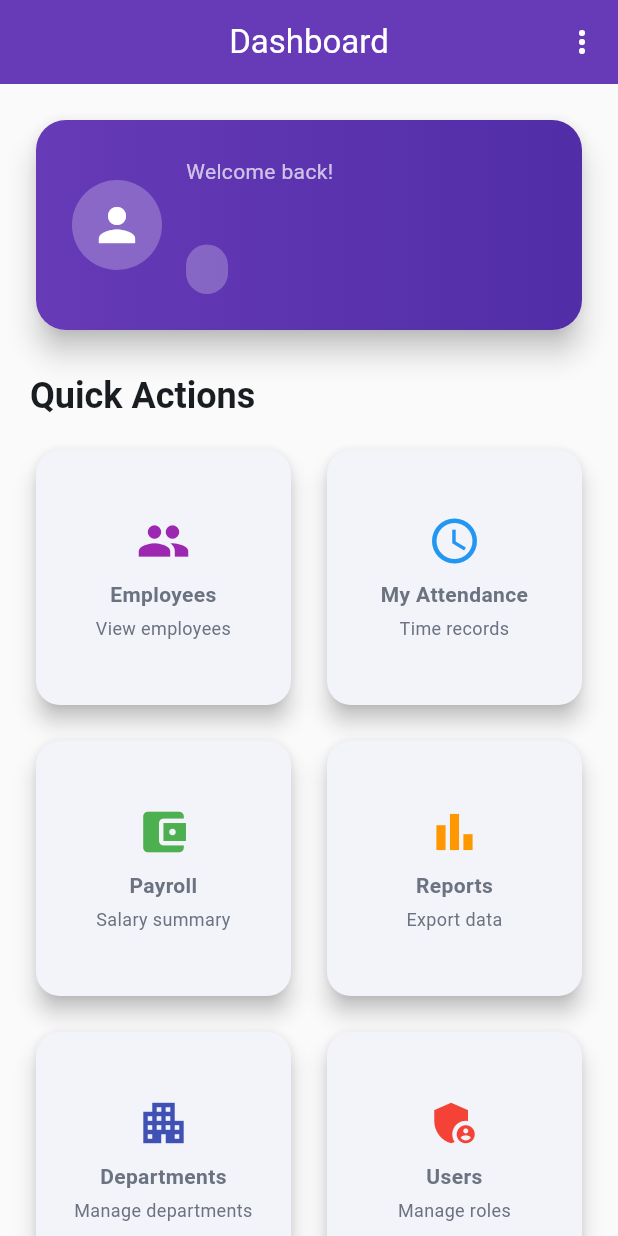
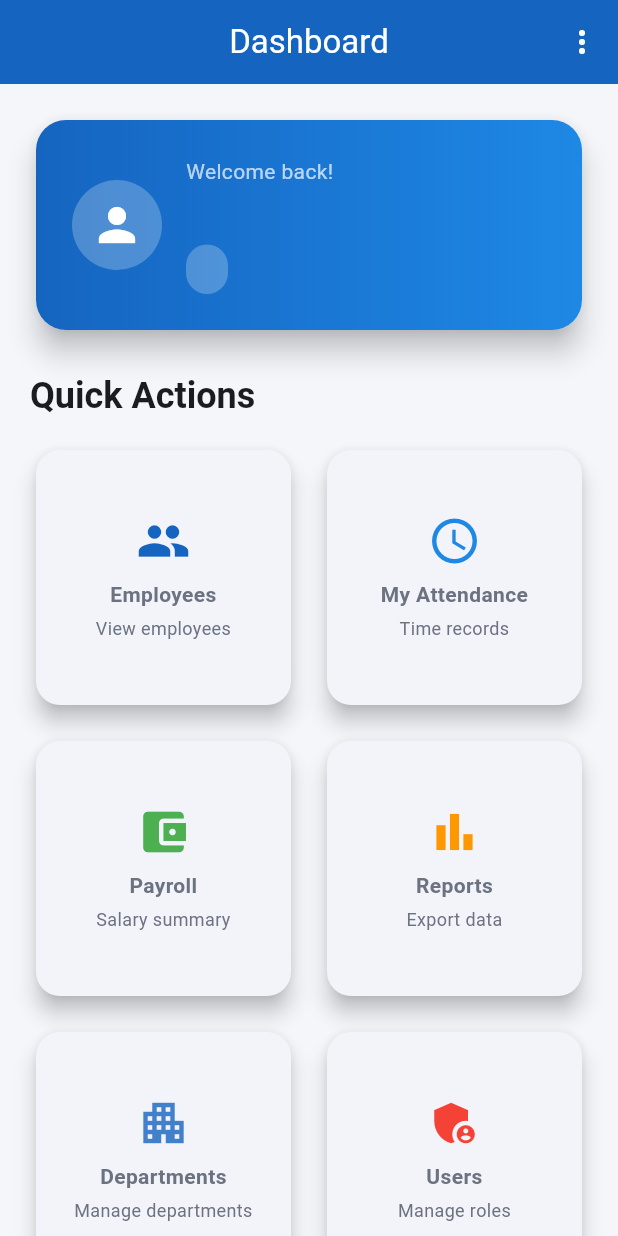
Before and after one commit to ferdyasino/attendance-payroll-app, a Flutter app: the DashboardScreen screen opened directly with empty values, on a phone screen of 412 x 824 dp. Run offline on Flutter 3.47's test engine with Material 3 defaults, Android fonts, the phone set to English and light mode, and no system bars; our stand-ins replace flutter_dotenv, google_sign_in, shared_preferences; accounts and stored records are empty; network calls fail.

Commit message:
applied theme in screens

```diff
--- a/lib/screens/dashboard_screen.dart
+++ b/lib/screens/dashboard_screen.dart
@@ -6,6 +6,7 @@ import 'employee_onboarding_screen.dart';
 import 'login_screen.dart';
 import 'users_screen.dart';
 import 'departments_screen.dart';
+import '../theme/app_colors.dart';
 
 class DashboardScreen extends StatefulWidget {
   final String userEmail;
@@ -42,22 +43,23 @@ class _DashboardScreenState extends State<DashboardScreen> {
 
   @override
   Widget build(BuildContext context) {
+    final theme = Theme.of(context);
     return Scaffold(
-      backgroundColor: Colors.grey[50],
+      backgroundColor: theme.scaffoldBackgroundColor,
       appBar: AppBar(
         title: const Text('Dashboard'),
-        backgroundColor: Colors.deepPurple,
-        foregroundColor: Colors.white,
+        backgroundColor: theme.colorScheme.primary,
+        foregroundColor: theme.appBarTheme.foregroundColor,
         actions: [
           PopupMenuButton<String>(
             onSelected: (value) {
               if (value == 'logout') _handleLogout();
             },
-            itemBuilder: (_) => const [
+            itemBuilder: (_) => [
               PopupMenuItem(
                 value: 'logout',
                 child: Row(
-                  children: [
+                  children: const [
                     Icon(Icons.logout, color: Colors.red),
                     SizedBox(width: 12),
                     Text('Logout'),
@@ -74,11 +76,11 @@ class _DashboardScreenState extends State<DashboardScreen> {
           child: Column(
             crossAxisAlignment: CrossAxisAlignment.start,
             children: [
-              _buildUserCard(),
+              _buildUserCard(theme),
               const SizedBox(height: 24),
-              _buildQuickActions(),
+              _buildQuickActions(theme),
               const SizedBox(height: 24),
-              _buildAppInfo(),
+              _buildAppInfo(theme),
             ],
           ),
         ),
@@ -88,7 +90,7 @@ class _DashboardScreenState extends State<DashboardScreen> {
 
   // ================= UI SECTIONS =================
 
-  Widget _buildUserCard() {
+  Widget _buildUserCard(ThemeData theme) {
     return Card(
       elevation: 8,
       shape: RoundedRectangleBorder(borderRadius: BorderRadius.circular(20)),
@@ -97,24 +99,24 @@ class _DashboardScreenState extends State<DashboardScreen> {
         decoration: BoxDecoration(
           borderRadius: BorderRadius.circular(20),
           gradient: LinearGradient(
-            colors: [Colors.deepPurple, Colors.deepPurple.shade700],
+            colors: [AppColors.primary, AppColors.secondary],
           ),
         ),
         child: Row(
           children: [
-            const CircleAvatar(
+            CircleAvatar(
               radius: 30,
-              backgroundColor: Colors.white24,
-              child: Icon(Icons.person, size: 36, color: Colors.white),
+              backgroundColor: AppColors.surface.withOpacity(0.24),
+              child: const Icon(Icons.person, size: 36, color: Colors.white),
             ),
             const SizedBox(width: 16),
             Expanded(
               child: Column(
                 crossAxisAlignment: CrossAxisAlignment.start,
                 children: [
-                  const Text(
+                  Text(
                     "Welcome back!",
-                    style: TextStyle(color: Colors.white70),
+                    style: theme.textTheme.bodyMedium?.copyWith(color: Colors.white70),
                   ),
                   const SizedBox(height: 4),
                   Text(
@@ -146,15 +148,15 @@ class _DashboardScreenState extends State<DashboardScreen> {
     );
   }
 
-  Widget _buildQuickActions() {
+  Widget _buildQuickActions(ThemeData theme) {
     return Column(
       crossAxisAlignment: CrossAxisAlignment.start,
       children: [
         Text(
           "Quick Actions",
-          style: Theme.of(context).textTheme.headlineSmall?.copyWith(
-                fontWeight: FontWeight.bold,
-              ),
+          style: theme.textTheme.headlineSmall?.copyWith(
+            fontWeight: FontWeight.bold,
+          ),
         ),
         const SizedBox(height: 16),
         GridView.count(
@@ -168,7 +170,7 @@ class _DashboardScreenState extends State<DashboardScreen> {
               title: "Employees",
               subtitle: "View employees",
               icon: Icons.group,
-              color: Colors.purple,
+              color: AppColors.primary,
               onTap: () => Navigator.push(
                 context,
                 MaterialPageRoute(builder: (_) => const EmployeesScreen()),
@@ -178,7 +180,7 @@ class _DashboardScreenState extends State<DashboardScreen> {
               title: "My Attendance",
               subtitle: "Time records",
               icon: Icons.access_time,
-              color: Colors.blue,
+              color: AppColors.secondary,
               onTap: () => _comingSoon(),
             ),
             _actionCard(
@@ -199,7 +201,7 @@ class _DashboardScreenState extends State<DashboardScreen> {
               title: "Departments",
               subtitle: "Manage departments",
               icon: Icons.apartment,
-              color: Colors.indigo,
+              color: AppColors.primary.withOpacity(0.8),
               onTap: () => Navigator.push(
                 context,
                 MaterialPageRoute(builder: (_) => const DepartmentsScreen()),
@@ -253,9 +255,12 @@ class _DashboardScreenState extends State<DashboardScreen> {
             children: [
               Icon(icon, size: 36, color: color),
               const SizedBox(height: 8),
-              Text(title, textAlign: TextAlign.center, style: const TextStyle(fontWeight: FontWeight.bold)),
+              Text(title,
+                  textAlign: TextAlign.center,
+                  style: const TextStyle(fontWeight: FontWeight.bold)),
               const SizedBox(height: 4),
-              Text(subtitle, textAlign: TextAlign.center, style: const TextStyle(fontSize: 12)),
+              Text(subtitle,
+                  textAlign: TextAlign.center, style: const TextStyle(fontSize: 12)),
             ],
           ),
         ),
@@ -263,7 +268,7 @@ class _DashboardScreenState extends State<DashboardScreen> {
     );
   }
 
-  Widget _buildAppInfo() {
+  Widget _buildAppInfo(ThemeData theme) {
     return Card(
       shape: RoundedRectangleBorder(borderRadius: BorderRadius.circular(16)),
       child: Padding(
@@ -271,7 +276,8 @@ class _DashboardScreenState extends State<DashboardScreen> {
         child: Column(
           crossAxisAlignment: CrossAxisAlignment.start,
           children: [
-            const Text("App Info", style: TextStyle(fontWeight: FontWeight.bold)),
+            Text("App Info",
+                style: theme.textTheme.bodyLarge?.copyWith(fontWeight: FontWeight.bold)),
             const SizedBox(height: 8),
             _infoRow("Version", "1.0.0"),
             _infoRow("Database", "Google Sheets"),
```
Also changed, not shown: lib/screens/employee_onboarding_screen.dart (+51 -23 lines), lib/screens/login_screen.dart (+20 -14 lines), lib/screens/users_screen.dart (+51 -55 lines).
